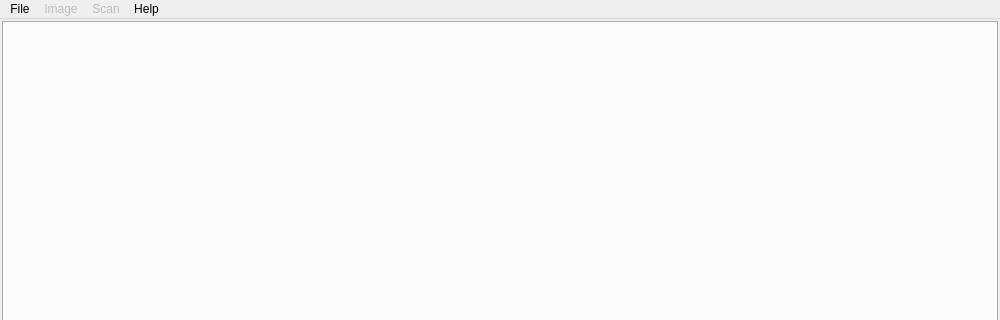
This is devel/displot.ui in bjstarosta/displot as Qt 5 draws it before an edit; both pictures show x 0 to 1000 and y 0 to 320 of the 1000 by 700 pixel window. The edited form follows.
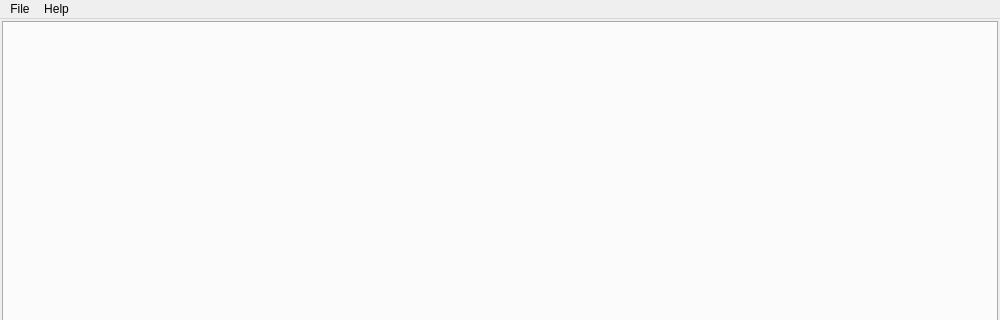
This is the edited form.

```diff
--- a/devel/displot.ui
+++ b/devel/displot.ui
@@ -78,7 +78,7 @@
      <x>0</x>
      <y>0</y>
      <width>1000</width>
-     <height>22</height>
+     <height>23</height>
     </rect>
    </property>
    <widget class="QMenu" name="menuFile">
@@ -98,27 +98,7 @@
     </property>
     <addaction name="actionAbout"/>
    </widget>
-   <widget class="QMenu" name="menuScan">
-    <property name="enabled">
-     <bool>false</bool>
-    </property>
-    <property name="title">
-     <string>Scan</string>
-    </property>
-    <addaction name="actionQuick_scan"/>
-   </widget>
-   <widget class="QMenu" name="menuImage">
-    <property name="enabled">
-     <bool>false</bool>
-    </property>
-    <property name="title">
-     <string>Image</string>
-    </property>
-    <addaction name="actionRemove_background"/>
-   </widget>
    <addaction name="menuFile"/>
-   <addaction name="menuImage"/>
-   <addaction name="menuScan"/>
    <addaction name="menuHelp"/>
   </widget>
   <widget class="QStatusBar" name="statusbar">
```
